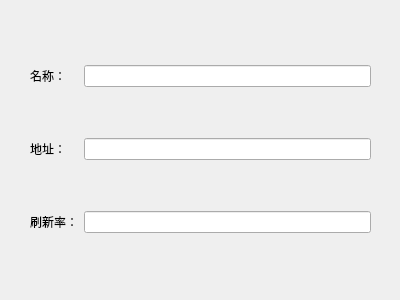
First picture: the form in src/backend/tools/ConfigTool/spider/NodeConfigWidget.ui, repository hrbesd/labrador, before the edit.
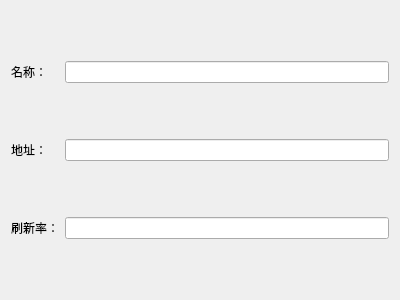
Second picture: the form after the edit.

What changed in the file:
```diff
--- a/src/backend/tools/ConfigTool/spider/NodeConfigWidget.ui
+++ b/src/backend/tools/ConfigTool/spider/NodeConfigWidget.ui
@@ -13,15 +13,6 @@
   <property name="windowTitle">
    <string>Form</string>
   </property>
-  <widget class="QWidget" name="layoutWidget">
-   <property name="geometry">
-    <rect>
-     <x>30</x>
-     <y>20</y>
-     <width>341</width>
-     <height>261</height>
-    </rect>
-   </property>
    <layout class="QGridLayout" name="gridLayout">
     <item row="0" column="0">
      <widget class="QLabel" name="label">
@@ -54,7 +45,6 @@
      <widget class="QLineEdit" name="lineEdit_3"/>
     </item>
    </layout>
-  </widget>
  </widget>
  <resources/>
  <connections/>
```
Lines whose indentation alone changed are shown as unchanged.
